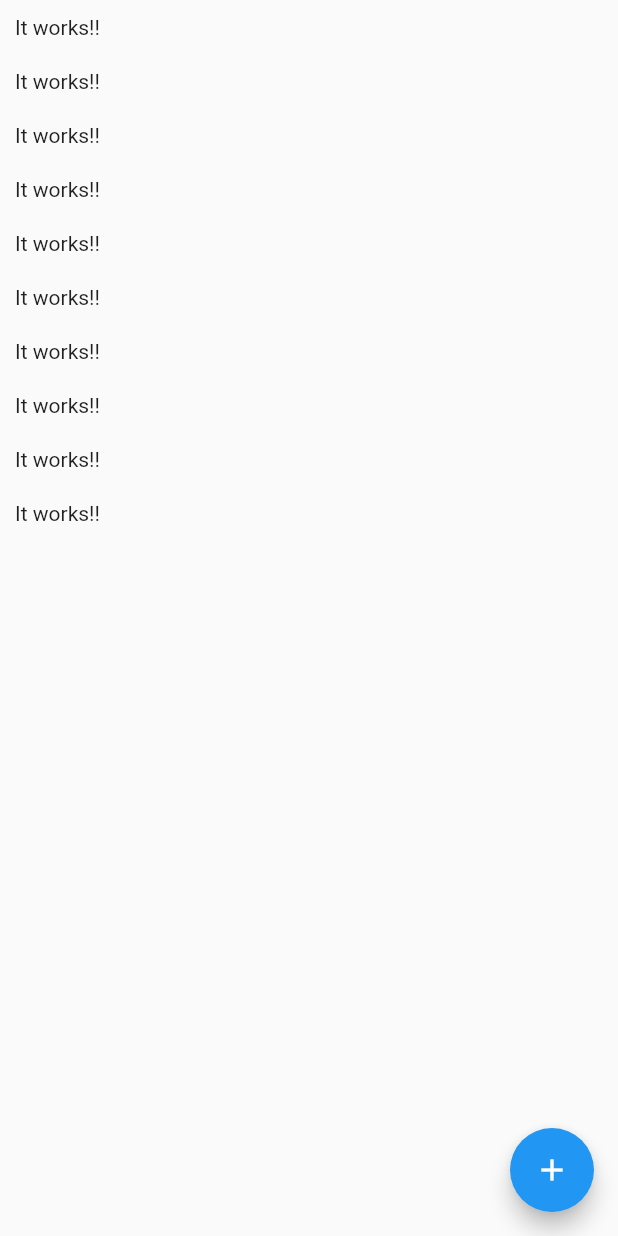
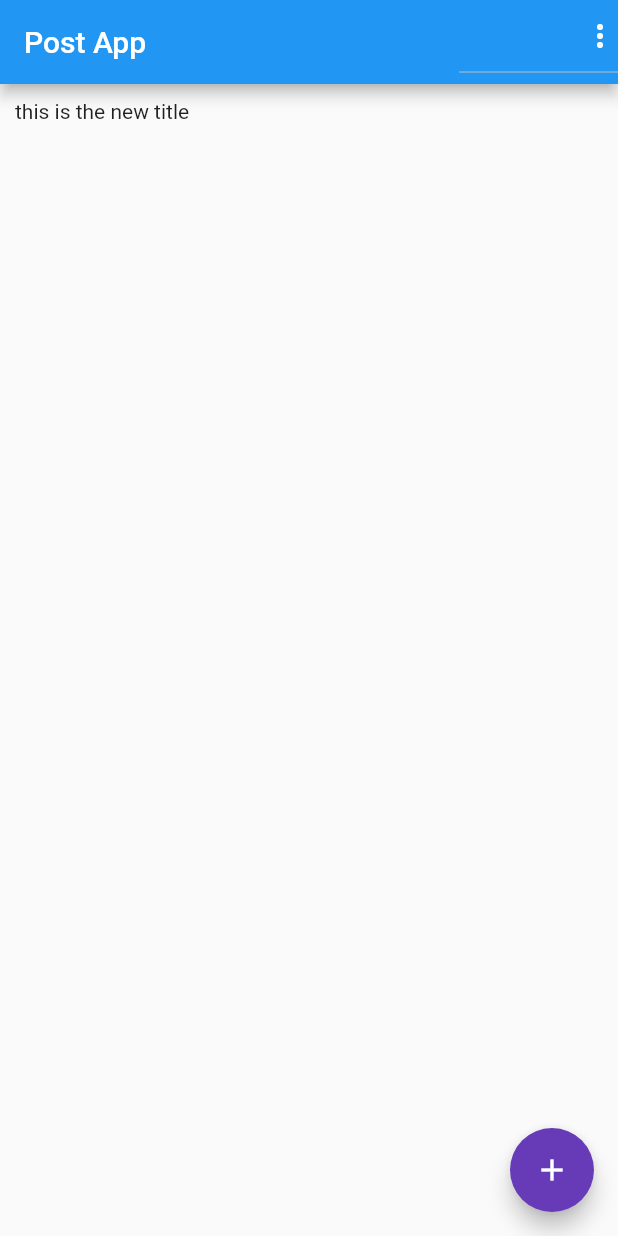
Before and after one commit to jagrati20/post_app, a Flutter app: the CreatePost screen opened directly, after a tap on the "add" icon, on a phone screen of 412 x 824 dp. Run offline on Flutter 3.47's test engine with Material 2 defaults, Android fonts, the phone set to English and light mode, and no system bars; our stand-ins replace cloud_firestore, firebase_auth, firebase_core; accounts and stored records are empty.

```diff
--- a/lib/screens/create_post_screen.dart
+++ b/lib/screens/create_post_screen.dart
@@ -1,3 +1,4 @@
+import 'package:firebase_auth/firebase_auth.dart';
 import 'package:flutter/material.dart';
 import 'package:cloud_firestore/cloud_firestore.dart';
 // import 'package:firebase_core/firebase_core.dart';
@@ -6,22 +7,64 @@ class CreatePost extends StatelessWidget {
   @override
   Widget build(BuildContext context) {
     return Scaffold(
-      body: ListView.builder(
-        itemCount: 10,
-        itemBuilder: (ctx, index) => Container(
-          padding: EdgeInsets.all(10),
-          child: Text('It works!!'),
-        ),
+      appBar: AppBar(
+        title: Text('Post App'),
+        actions: [
+          DropdownButton(
+            icon: Icon(
+              Icons.more_vert,
+              color: Theme.of(context).primaryIconTheme.color,
+            ),
+            items: [
+              DropdownMenuItem(
+                child: Container(
+                  child: Row(
+                    children: <Widget>[
+                      Icon(Icons.exit_to_app),
+                      SizedBox(width: 8),
+                      Text('Logout'),
+                    ],
+                  ),
+                ),
+                value: 'logout',
+              )
+            ],
+            onChanged: (itemIdentifier) {
+              if (itemIdentifier == 'logout') {
+                FirebaseAuth.instance.signOut();
+              }
+            },
+          ),
+        ],
+      ),
+      body: StreamBuilder(
+        stream: FirebaseFirestore.instance
+            .collection('posts/JNzfNchbu9x3bXlL8yKW/post')
+            .snapshots(),
+        builder: (context, streamSnapShot) {
+          if (streamSnapShot.connectionState == ConnectionState.waiting) {
+            return Center(
+              child: CircularProgressIndicator(),
+            );
+          }
+          final documents = streamSnapShot.data.documents;
+          return ListView.builder(
+            itemCount: documents.length,
+            itemBuilder: (ctx, index) => Container(
+              padding: EdgeInsets.all(10),
+              child: Text(documents[index]['title']),
+            ),
+          );
+        },
       ),
       floatingActionButton: FloatingActionButton(
         child: Icon(Icons.add),
         onPressed: () {
           FirebaseFirestore.instance
               .collection('posts/JNzfNchbu9x3bXlL8yKW/post')
-              .snapshots()
-              .listen((event) {
-            // ignore: deprecated_member_use
-            print(event.documents[0]['title']);
+              .add({
+            'title': 'this is the new title',
+            'description': 'this is the new description'
           });
         },
       ),
```
Also changed, not shown: lib/main.dart (+25 -1 lines), lib/screens/auth_screen.dart (+50 -0 lines), lib/widgets/auth/auth_form.dart (added, +105 -0 lines).
